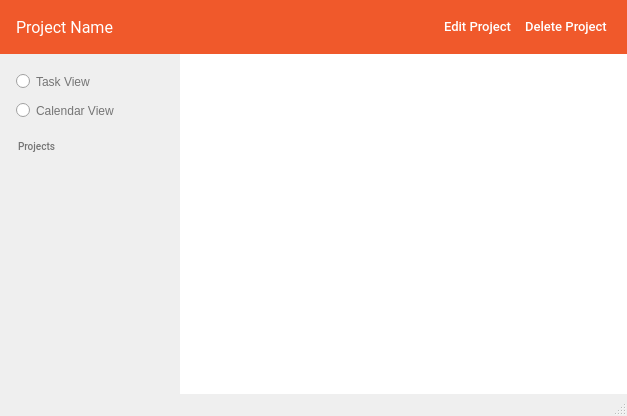
Above: MonkeyManager/mainwindow.ui from MendozaProject/monkey-manager before the change. Below: the same form after it.
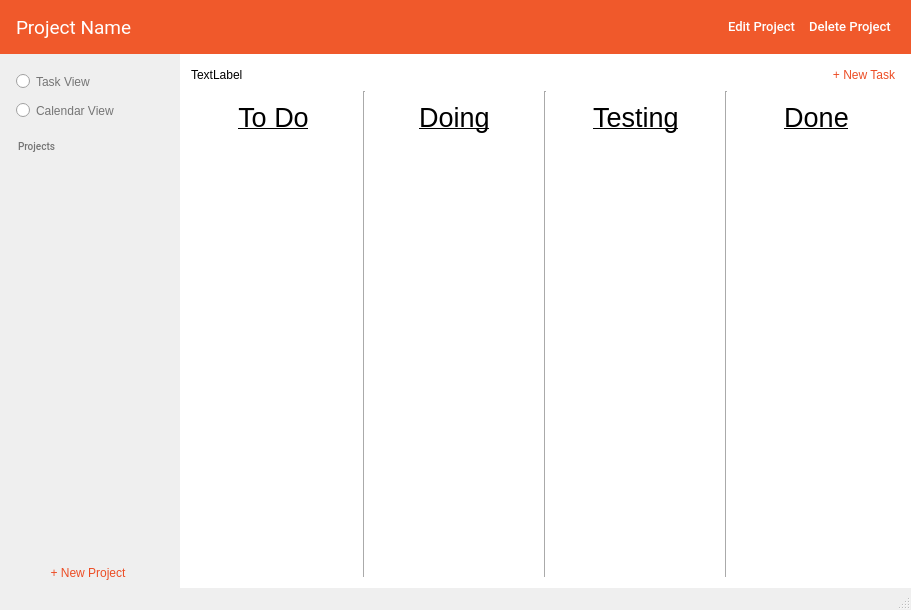
That is the form after the change.

Commit message: Added project board into main window file.

Diff of the .ui file:
```diff
--- a/MonkeyManager/mainwindow.ui
+++ b/MonkeyManager/mainwindow.ui
@@ -6,8 +6,8 @@
    <rect>
     <x>0</x>
     <y>0</y>
-    <width>627</width>
-    <height>416</height>
+    <width>911</width>
+    <height>610</height>
    </rect>
   </property>
   <property name="windowTitle">
@@ -264,6 +264,21 @@
          </property>
         </widget>
        </item>
+       <item>
+        <widget class="QPushButton" name="pushButton_2">
+         <property name="styleSheet">
+          <string notr="true">border:none;
+color:rgb(236, 77, 37);
+margin-right: 8px;
+margin-left: 4px;
+margin-top: 8px;
+margin-bottom: 8px;</string>
+         </property>
+         <property name="text">
+          <string>+ New Project</string>
+         </property>
+        </widget>
+       </item>
       </layout>
      </widget>
     </item>
@@ -712,7 +727,7 @@
          <property name="font">
           <font>
            <family>Roboto</family>
-           <pointsize>12</pointsize>
+           <pointsize>14</pointsize>
           </font>
          </property>
          <property name="text">
@@ -1203,7 +1218,221 @@
       <property name="styleSheet">
        <string notr="true">background:rgb(255, 255, 255);</string>
       </property>
-      <widget class="QWidget" name="stackedWidgetPage1"/>
+      <property name="currentIndex">
+       <number>0</number>
+      </property>
+      <widget class="QWidget" name="stackedWidgetPage1">
+       <layout class="QGridLayout" name="gridLayout">
+        <item row="1" column="0" colspan="3">
+         <layout class="QHBoxLayout" name="horizontalLayout_8">
+          <item>
+           <widget class="QWidget" name="Column1_5" native="true">
+            <property name="sizePolicy">
+             <sizepolicy hsizetype="Preferred" vsizetype="Preferred">
+              <horstretch>0</horstretch>
+              <verstretch>0</verstretch>
+             </sizepolicy>
+            </property>
+            <layout class="QVBoxLayout" name="verticalLayout_3">
+             <item alignment="Qt::AlignHCenter|Qt::AlignTop">
+              <widget class="QLabel" name="label_19">
+               <property name="sizePolicy">
+                <sizepolicy hsizetype="Preferred" vsizetype="Preferred">
+                 <horstretch>0</horstretch>
+                 <verstretch>0</verstretch>
+                </sizepolicy>
+               </property>
+               <property name="font">
+                <font>
+                 <pointsize>20</pointsize>
+                 <underline>true</underline>
+                </font>
+               </property>
+               <property name="text">
+                <string>To Do</string>
+               </property>
+               <property name="alignment">
+                <set>Qt::AlignHCenter|Qt::AlignTop</set>
+               </property>
+              </widget>
+             </item>
+            </layout>
+           </widget>
+          </item>
+          <item>
+           <widget class="Line" name="line_13">
+            <property name="autoFillBackground">
+             <bool>false</bool>
+            </property>
+            <property name="orientation">
+             <enum>Qt::Vertical</enum>
+            </property>
+           </widget>
+          </item>
+          <item>
+           <widget class="QWidget" name="Column2_5" native="true">
+            <property name="sizePolicy">
+             <sizepolicy hsizetype="Preferred" vsizetype="Preferred">
+              <horstretch>0</horstretch>
+              <verstretch>0</verstretch>
+             </sizepolicy>
+            </property>
+            <layout class="QVBoxLayout" name="verticalLayout_4">
+             <item alignment="Qt::AlignHCenter|Qt::AlignTop">
+              <widget class="QLabel" name="label_20">
+               <property name="sizePolicy">
+                <sizepolicy hsizetype="Fixed" vsizetype="Fixed">
+                 <horstretch>0</horstretch>
+                 <verstretch>0</verstretch>
+                </sizepolicy>
+               </property>
+               <property name="font">
+                <font>
+                 <pointsize>20</pointsize>
+                 <underline>true</underline>
+                </font>
+               </property>
+               <property name="text">
+                <string>Doing</string>
+               </property>
+               <property name="alignment">
+                <set>Qt::AlignHCenter|Qt::AlignTop</set>
+               </property>
+              </widget>
+             </item>
+            </layout>
+           </widget>
+          </item>
+          <item>
+           <widget class="Line" name="line_14">
+            <property name="autoFillBackground">
+             <bool>false</bool>
+            </property>
+            <property name="orientation">
+             <enum>Qt::Vertical</enum>
+            </property>
+           </widget>
+          </item>
+          <item>
+           <widget class="QWidget" name="Column3_5" native="true">
+            <property name="sizePolicy">
+             <sizepolicy hsizetype="Preferred" vsizetype="Preferred">
+              <horstretch>0</horstretch>
+              <verstretch>0</verstretch>
+             </sizepolicy>
+            </property>
+            <layout class="QVBoxLayout" name="verticalLayout_5">
+             <item alignment="Qt::AlignHCenter|Qt::AlignTop">
+              <widget class="QLabel" name="label_21">
+               <property name="sizePolicy">
+                <sizepolicy hsizetype="Fixed" vsizetype="Fixed">
+                 <horstretch>0</horstretch>
+                 <verstretch>0</verstretch>
+                </sizepolicy>
+               </property>
+               <property name="font">
+                <font>
+                 <pointsize>20</pointsize>
+                 <underline>true</underline>
+                </font>
+               </property>
+               <property name="text">
+                <string>Testing</string>
+               </property>
+               <property name="alignment">
+                <set>Qt::AlignHCenter|Qt::AlignTop</set>
+               </property>
+              </widget>
+             </item>
+            </layout>
+           </widget>
+          </item>
+          <item>
+           <widget class="Line" name="line_15">
+            <property name="orientation">
+             <enum>Qt::Vertical</enum>
+            </property>
+           </widget>
+          </item>
+          <item>
+           <widget class="QWidget" name="Column4_5" native="true">
+            <property name="sizePolicy">
+             <sizepolicy hsizetype="Preferred" vsizetype="Preferred">
+              <horstretch>0</horstretch>
+              <verstretch>0</verstretch>
+             </sizepolicy>
+            </property>
+            <property name="font">
+             <font>
+              <underline>true</underline>
+             </font>
+            </property>
+            <layout class="QVBoxLayout" name="verticalLayout_6">
+             <item alignment="Qt::AlignHCenter|Qt::AlignTop">
+              <widget class="QLabel" name="label_22">
+               <property name="sizePolicy">
+                <sizepolicy hsizetype="Fixed" vsizetype="Fixed">
+                 <horstretch>0</horstretch>
+                 <verstretch>0</verstretch>
+                </sizepolicy>
+               </property>
+               <property name="font">
+                <font>
+                 <pointsize>20</pointsize>
+                 <underline>true</underline>
+                </font>
+               </property>
+               <property name="layoutDirection">
+                <enum>Qt::LeftToRight</enum>
+               </property>
+               <property name="text">
+                <string>Done</string>
+               </property>
+               <property name="alignment">
+                <set>Qt::AlignHCenter|Qt::AlignTop</set>
+               </property>
+              </widget>
+             </item>
+            </layout>
+           </widget>
+          </item>
+         </layout>
+        </item>
+        <item row="0" column="0">
+         <widget class="QLabel" name="label">
+          <property name="text">
+           <string>TextLabel</string>
+          </property>
+         </widget>
+        </item>
+        <item row="0" column="2">
+         <widget class="QPushButton" name="pushButton">
+          <property name="styleSheet">
+           <string notr="true">border:none;
+color:rgb(236, 77, 37);
+margin-left:4px;
+margin-right:4px;</string>
+          </property>
+          <property name="text">
+           <string>+ New Task</string>
+          </property>
+         </widget>
+        </item>
+        <item row="0" column="1">
+         <spacer name="horizontalSpacer_2">
+          <property name="orientation">
+           <enum>Qt::Horizontal</enum>
+          </property>
+          <property name="sizeHint" stdset="0">
+           <size>
+            <width>40</width>
+            <height>20</height>
+           </size>
+          </property>
+         </spacer>
+        </item>
+       </layout>
+      </widget>
       <widget class="QWidget" name="stackedWidgetPage2"/>
      </widget>
     </item>
```
